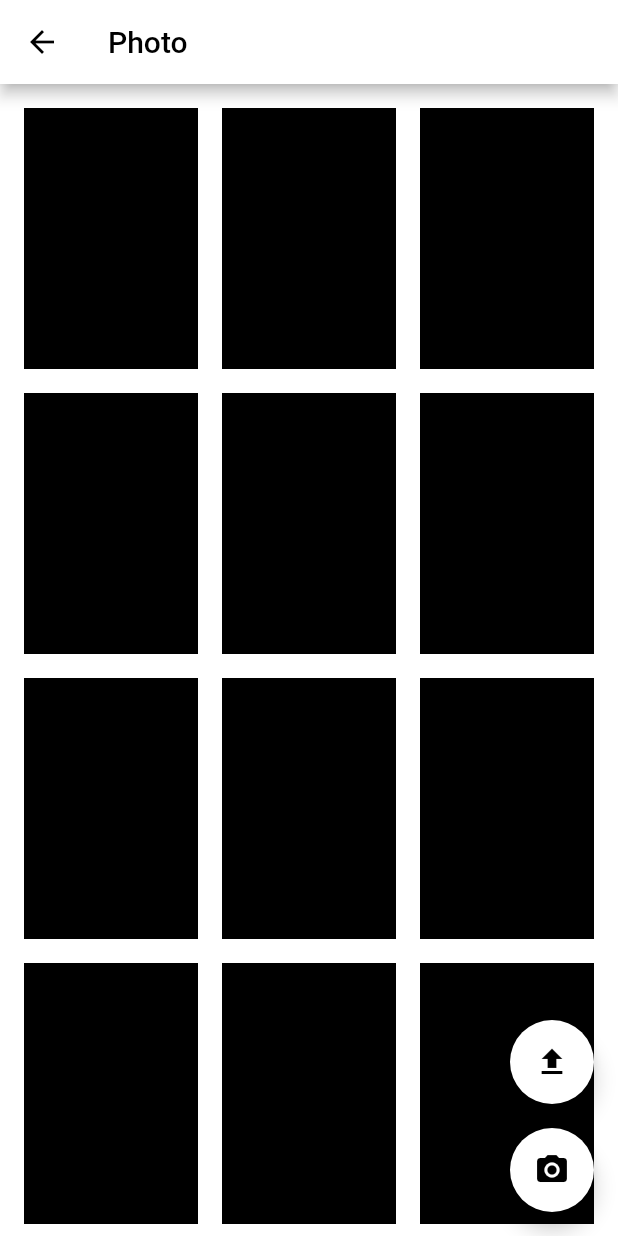
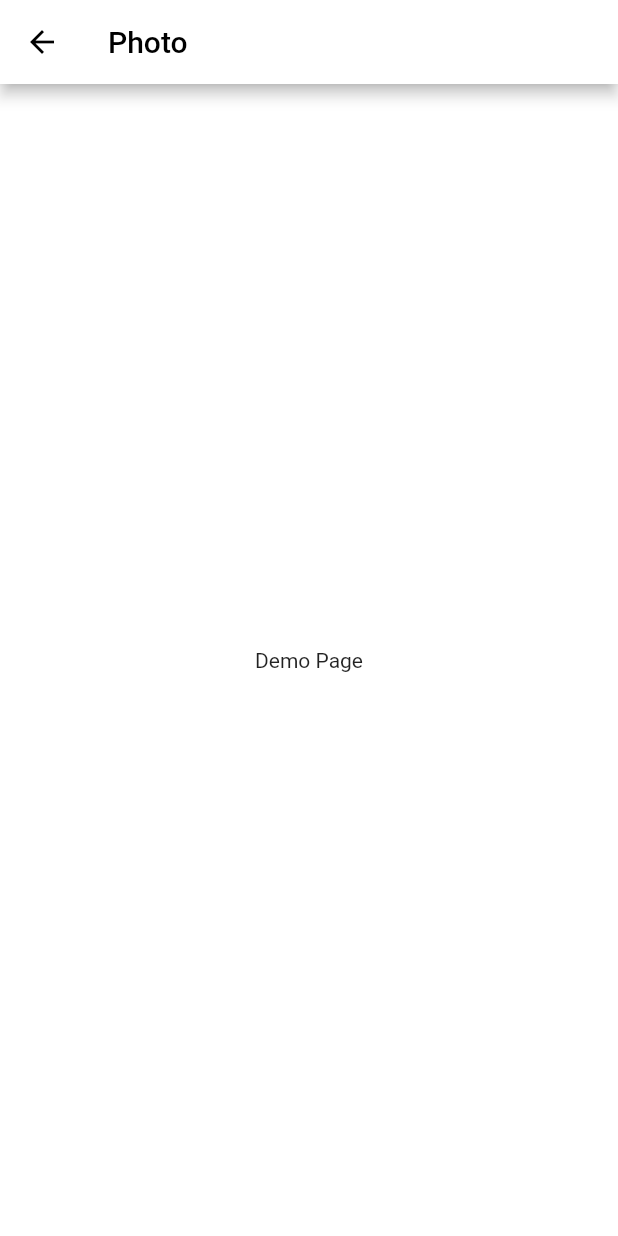
Before and after one commit to congson99/flutter_bricks, a Flutter app: the PhotoPackageDemoPage screen opened directly, on a phone screen of 412 x 824 dp. Run offline on Flutter 3.47's test engine with Material 2 defaults, Android fonts, the phone set to English and light mode, and no system bars; our stand-ins replace file_picker, flutter_svg, image_picker, open_filex; missing offline and left inert: file_icon.

```diff
--- a/local_packages/_file/lib/src/i_features.dart
+++ b/local_packages/_file/lib/src/i_features.dart
@@ -4,7 +4,7 @@ import 'package:flutter/cupertino.dart';
 abstract class FilePackageInterface {
   Future<List<PlatformFile>> pickFile();
 
-  Widget fileCard(PlatformFile file, {required VoidCallback closeTap, required BuildContext context});
+  Widget fileCard(PlatformFile file);
 
   Widget fileIcon(PlatformFile file, double? size);
 
--- a/local_packages/_photo/lib/src/presentations/demo_page.dart
+++ b/local_packages/_photo/lib/src/presentations/demo_page.dart
@@ -1,17 +1,8 @@
 import 'package:flutter/material.dart';
 import 'package:image_picker/image_picker.dart';
 
-class PhotoPackageDemoPage extends StatefulWidget {
+class PhotoPackageDemoPage extends StatelessWidget {
   const PhotoPackageDemoPage({Key? key}) : super(key: key);
-
-  @override
-  State<PhotoPackageDemoPage> createState() => _PhotoPackageDemoPageState();
-}
-
-class _PhotoPackageDemoPageState extends State<PhotoPackageDemoPage> {
-  List<XFile> image = [];
-
-  final  ImagePicker imagePicker = ImagePicker();
 
   @override
   Widget build(BuildContext context) {
@@ -19,38 +10,8 @@ class _PhotoPackageDemoPageState extends State<PhotoPackageDemoPage> {
         appBar: AppBar(
           title: const Text("Photo"),
         ),
-        body: GridView.builder(
-          padding: const EdgeInsets.all(16.0),
-            gridDelegate: SliverGridDelegateWithFixedCrossAxisCount(
-                crossAxisCount: 3,
-                mainAxisSpacing: 16.0,
-                crossAxisSpacing: 16.0,
-                childAspectRatio: 2 / 3),
-            itemBuilder: (context, index) {
-              return Container(
-                color: Colors.black,
-              );
-          }
-        ),
-        floatingActionButton: Column(
-          crossAxisAlignment: CrossAxisAlignment.end,
-          mainAxisAlignment: MainAxisAlignment.end,
-          children: [
-            FloatingActionButton(
-              onPressed: ()async{
-              final results = await imagePicker.pickMultiImage();
-              if(results.isNotEmpty){
-
-              }
-            },
-              child: Icon(Icons.upload),),
-            SizedBox(height: 16.0,),
-            FloatingActionButton(onPressed: (){}, child: Icon(Icons.camera_alt),)
-          ],
-
-    ),
-    );
+        body: const Center(
+          child: Text("Demo Page"),
+        ));
   }
-
-
 }
```
Also changed, not shown: local_packages/_file/lib/src/demo_page.dart (+30 -5 lines), local_packages/_file/lib/src/features_impl.dart (+2 -27 lines).
